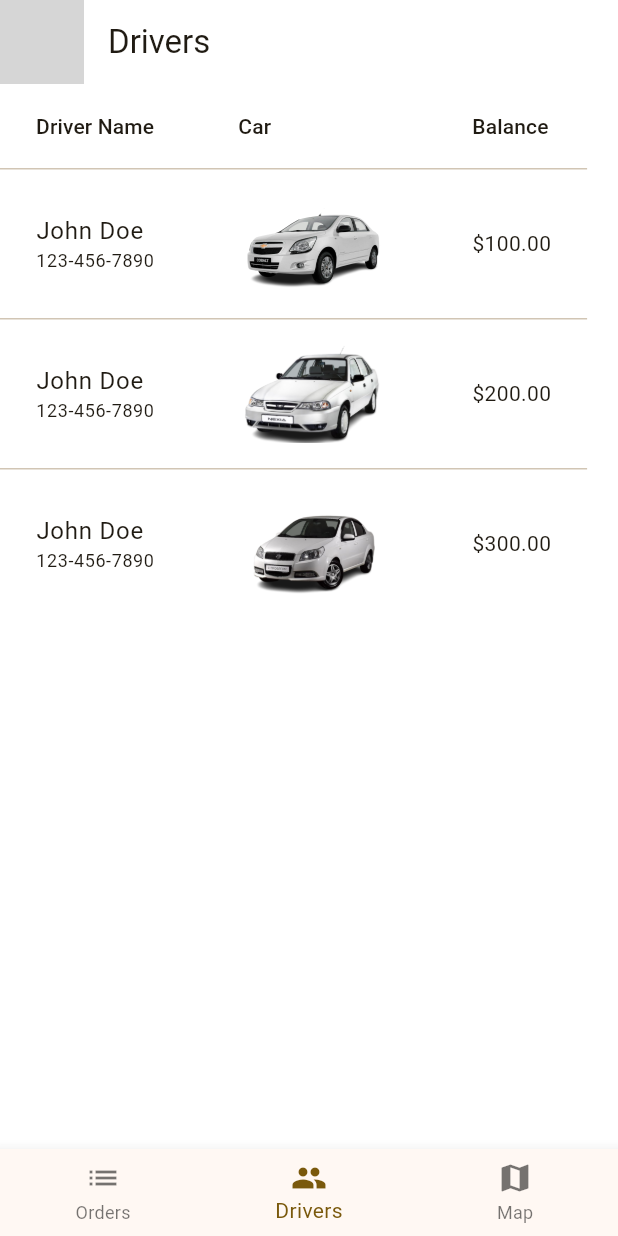
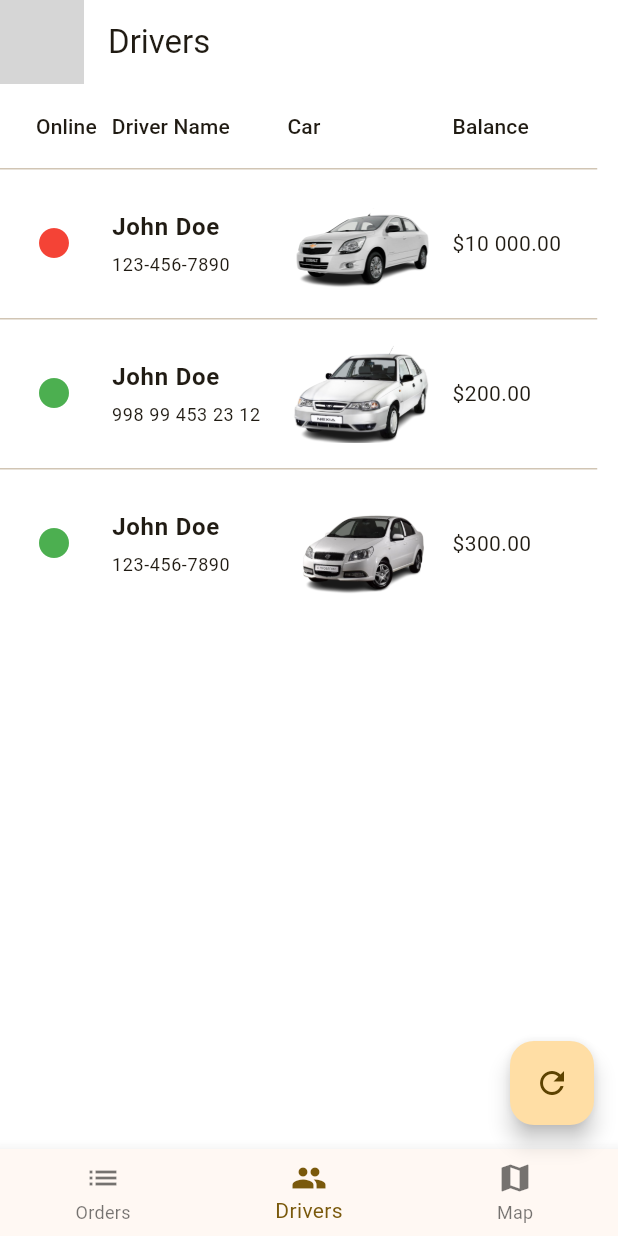
Before and after one commit to Sanjarbek17/taxi-park, a Flutter app: the screen it shows after launch, swiped to page 2, on a phone screen of 412 x 824 dp. Run offline on Flutter 3.47's test engine with Material 3 defaults, Android fonts, the phone set to English and light mode, and no system bars; our stand-ins replace awesome_extensions, flutter_map, latlong2; missing offline and left inert: flutter_map_marker_popup; grey boxes are pictures that could not be loaded.

Commit message:
drivers page, minor fix models

```diff
--- a/lib/data/models/order_model.dart
+++ b/lib/data/models/order_model.dart
@@ -1,13 +1,10 @@
-import 'package:taxi_park/data/models/address_model.dart';
-
 class OrderModel {
   int id;
   DateTime created;
   DateTime finished;
-  List<AddressModel> addresses;
+  List<String> addresses;
   String status;
   int cash;
-  String crewGroup;
   // TODO: this must driver model
   int driverId;
   // TODO: this must car model
@@ -22,6 +19,5 @@ class OrderModel {
     required this.cash,
     required this.driverId,
     required this.carId,
-    required this.crewGroup,
   });
 }
--- a/lib/pages/app_view.dart
+++ b/lib/pages/app_view.dart
@@ -29,6 +29,10 @@ class _AppViewState extends State<AppView> {
           MapPage(),
         ],
       ),
+      floatingActionButton: FloatingActionButton(
+        onPressed: () {},
+        child: const Icon(Icons.refresh),
+      ),
       bottomNavigationBar: BottomNavigationBar(
         currentIndex: _currentIndex,
         onTap: (index) {
--- a/lib/pages/drivers_page.dart
+++ b/lib/pages/drivers_page.dart
@@ -16,7 +16,9 @@ class DriversPage extends StatelessWidget {
         child: SingleChildScrollView(
           scrollDirection: Axis.horizontal,
           child: DataTable(
+            columnSpacing: 10,
             columns: const [
+              DataColumn(label: Text('Online')),
               DataColumn(label: Text('Driver Name')),
               DataColumn(label: Text('Car')),
               DataColumn(label: Text('Balance')),
@@ -26,31 +28,23 @@ class DriversPage extends StatelessWidget {
             rows: [
               DataRow(
                 cells: [
-                  DataCell(
-                    Column(
-                      mainAxisAlignment: MainAxisAlignment.center,
-                      crossAxisAlignment: CrossAxisAlignment.start,
-                      children: [
-                        Text('John Doe', style: context.textTheme.bodyLarge),
-                        Text('123-456-7890', style: context.textTheme.bodySmall),
-                      ],
-                    ),
+                  const DataCell(Icon(Icons.circle, color: Colors.red)),
+                  customDataCell(
+                    context,
+                    title: 'John Doe',
+                    subtitle: '123-456-7890',
                   ),
                   DataCell(Image.asset(Assets.images.cobalt.path, width: 100)),
-                  const DataCell(Text('\$100.00')),
+                  const DataCell(Text('\$10 000.00')),
                 ],
               ),
               DataRow(
                 cells: [
-                  DataCell(
-                    Column(
-                      mainAxisAlignment: MainAxisAlignment.center,
-                      crossAxisAlignment: CrossAxisAlignment.start,
-                      children: [
-                        Text('John Doe', style: context.textTheme.bodyLarge),
-                        Text('123-456-7890', style: context.textTheme.bodySmall),
-                      ],
-                    ),
+                  const DataCell(Icon(Icons.circle, color: Colors.green)),
+                  customDataCell(
+                    context,
+                    title: 'John Doe',
+                    subtitle: '998 99 453 23 12',
                   ),
                   DataCell(Image.asset(Assets.images.nexia2.path, width: 100)),
                   const DataCell(Text('\$200.00')),
@@ -58,15 +52,11 @@ class DriversPage extends StatelessWidget {
               ),
               DataRow(
                 cells: [
-                  DataCell(
-                    Column(
-                      mainAxisAlignment: MainAxisAlignment.center,
-                      crossAxisAlignment: CrossAxisAlignment.start,
-                      children: [
-                        Text('John Doe', style: context.textTheme.bodyLarge),
-                        Text('123-456-7890', style: context.textTheme.bodySmall),
-                      ],
-                    ),
+                  const DataCell(Icon(Icons.circle, color: Colors.green)),
+                  customDataCell(
+                    context,
+                    title: 'John Doe',
+                    subtitle: '123-456-7890',
                   ),
                   DataCell(Image.asset(Assets.images.nexia3.path, width: 100)),
                   const DataCell(Text('\$300.00')),
@@ -78,4 +68,30 @@ class DriversPage extends StatelessWidget {
       ),
     );
   }
+
+  DataCell customDataCell(BuildContext context, {String? title, String? subtitle}) {
+    return DataCell(
+      Column(
+        mainAxisAlignment: MainAxisAlignment.center,
+        crossAxisAlignment: CrossAxisAlignment.start,
+        children: [
+          SizedBox(
+            width: context.width * 0.26,
+            child: Text(
+              title ?? '',
+              style: context.textTheme.bodyLarge?.copyWith(fontWeight: FontWeight.bold),
+            ),
+          ),
+          const SizedBox(height: 5),
+          SizedBox(
+            width: context.width * 0.26,
+            child: Text(
+              subtitle ?? '',
+              style: context.textTheme.bodySmall,
+            ),
+          ),
+        ],
+      ),
+    );
+  }
 }
--- a/pubspec.yaml
+++ b/pubspec.yaml
@@ -40,6 +40,7 @@ dependencies:
   latlong2: ^0.9.1
   url_launcher: ^6.3.1
   flutter_map_marker_popup: ^7.0.0
+  marquee: ^2.3.0
 
 dev_dependencies:
   flutter_test:
```
Also changed, not shown: lib/data/models/address_model.dart (+3 -4 lines), lib/data/models/car_model.dart (added, +17 -0 lines), lib/data/models/driver_model.dart (+0 -9 lines), lib/pages/orders_page.dart (+95 -20 lines), pubspec.lock.
